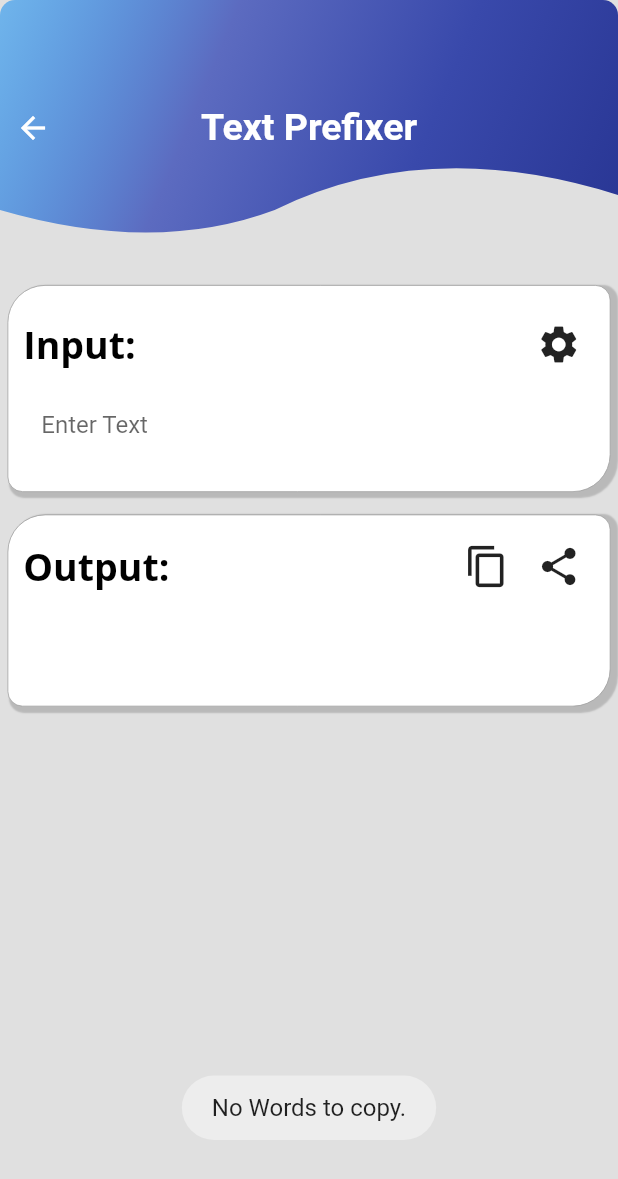
After one commit to DavidNael/Text-Wizard, a Flutter app: the TextSuffixerPage screen opened directly, after a tap on the "content copy" icon, on a phone screen of 412 x 824 dp. The commit adds this screen. Shown: the top 1179 px of the screen. Run offline on Flutter 3.47's test engine with Material 2 defaults, Android fonts, the phone set to English and light mode, and no system bars; our stand-ins replace bloc, flutter_bloc, fluttertoast, share_plus; missing offline and left inert: translator, word_generator.

Commit message:
Added New Page "Text Suffixer"

```diff
--- a/text_wizard/lib/Components/custom_classes.dart
+++ b/text_wizard/lib/Components/custom_classes.dart
@@ -729,6 +729,34 @@ class TextUtilities {
     }
     return result;
   }
+
+  String textSuffixer({
+    String text = "",
+    String suffix = "",
+    bool ignoreSpaces = false,
+    bool ignoreNewLines = false,
+  }) {
+    List<String> words = getWords(
+      text: text,
+      ignoreSpaces: ignoreSpaces,
+      getLines: ignoreNewLines,
+    );
+    String result = "";
+
+    for (int i = 0; i < words.length; i++) {
+      if (ignoreNewLines) {
+        if (ignoreSpaces) {
+          final newWord = words[i].replaceAll(RegExp(r'\s+'), ' ').trim();
+          result += "$newWord$suffix\n";
+        } else {
+          result += "${words[i]}$suffix\n";
+        }
+      } else {
+        result += "${words[i]}$suffix ";
+      }
+    }
+    return result;
+  }
 }
 
 class CustomDialogs {
--- a/text_wizard/lib/Cubit/Homepage/homepage_cubit.dart
+++ b/text_wizard/lib/Cubit/Homepage/homepage_cubit.dart
@@ -17,6 +17,7 @@ import 'package:tex_wiz/Views/space_replacer_page.dart';
 import 'package:tex_wiz/Views/text_replacer_page.dart';
 import 'package:tex_wiz/Views/text_sorter_page.dart';
 import 'package:tex_wiz/Views/text_splitter_page.dart';
+import 'package:tex_wiz/Views/text_suffixer_page.dart';
 import 'package:tex_wiz/Views/word_generator_page.dart';
 import 'package:tex_wiz/Views/word_translator_page.dart';
 import 'package:tex_wiz/Views/word_wrapper_page.dart';
@@ -132,7 +133,13 @@ class HomepageCubit extends Cubit<HomepageStates> {
     HomepageElement(
       pageName: "Text\nPrefixer",
       pageWidget: const TextPrefixerPage(),
-      pageIcon: Icons.emoji_emotions,
+      pageIcon: Icons.navigate_before,
+      pageColor: Colors.teal.shade800,
+    ),
+    HomepageElement(
+      pageName: "Text\nSuffixer",
+      pageWidget: const TextSuffixerPage(),
+      pageIcon: Icons.navigate_next,
       pageColor: Colors.teal.shade800,
     ),
     HomepageElement(
--- /dev/null
+++ b/text_wizard/lib/Cubit/TextSuffixer/text_suffixer_cubit.dart
@@ -0,0 +1,34 @@
+import 'package:flutter/material.dart';
+import 'package:flutter_bloc/flutter_bloc.dart';
+import 'package:tex_wiz/Components/custom_classes.dart';
+import 'package:tex_wiz/Cubit/TextSuffixer/text_suffixer_state.dart';
+
+class TextSuffixerCubit extends Cubit<TextSuffixerState> {
+  TextSuffixerCubit() : super(TextSuffixerInitialState());
+  static TextSuffixerCubit getCubit(context) => BlocProvider.of(context);
+  TextEditingController prefixTextController = TextEditingController();
+  TextEditingController inputTextController = TextEditingController();
+  TextEditingController outputTextController = TextEditingController();
+  Map<String, bool> options = {
+    'ignoreSpaces': false,
+    'ignoreNewLines': false,
+  };
+  void setOption({String option = "ignoreSpaces"}) {
+    options[option] = !options[option]!;
+    emit(TextSuffixerOptionChange());
+  }
+
+  String textSuffixer() {
+    if (prefixTextController.text.isEmpty || inputTextController.text.isEmpty) {
+      return inputTextController.text;
+    } else {
+      TextUtilities textUtilities = TextUtilities();
+      return textUtilities.textSuffixer(
+        suffix: prefixTextController.text,
+        text: inputTextController.text,
+        ignoreSpaces: options['ignoreSpaces']!,
+        ignoreNewLines: options['ignoreNewLines']!,
+      );
+    }
+  }
+}
--- /dev/null
+++ b/text_wizard/lib/Cubit/TextSuffixer/text_suffixer_state.dart
@@ -0,0 +1,9 @@
+abstract class TextSuffixerState {}
+
+class TextSuffixerInitialState extends TextSuffixerState {}
+
+class TextSuffixerOptionChange extends TextSuffixerState {}
+
+class TextSuffixerGeneratingText extends TextSuffixerState {}
+
+class TextSuffixerGeneratedText extends TextSuffixerState {}
--- /dev/null
+++ b/text_wizard/lib/Views/text_suffixer_page.dart
@@ -0,0 +1,316 @@
+import 'package:flutter/material.dart';
+import 'package:flutter_bloc/flutter_bloc.dart';
+import 'package:tex_wiz/Views/options_page.dart';
+
+import '../Components/custom_classes.dart';
+import '../Components/ui_widgets.dart';
+import '../Constants/colors.dart';
+import '../Cubit/TextSuffixer/text_suffixer_cubit.dart';
+import '../Cubit/TextSuffixer/text_suffixer_state.dart';
+
+class TextSuffixerPage extends StatelessWidget {
+  const TextSuffixerPage({super.key});
+
+  @override
+  Widget build(BuildContext context) {
+    final cubit = TextSuffixerCubit.getCubit(context);
+    final textUtilities = TextUtilities();
+    return BlocConsumer<TextSuffixerCubit, TextSuffixerState>(
+      listener: (context, state) {
+        if (state is TextSuffixerOptionChange) {
+          cubit.outputTextController.text = cubit.textSuffixer();
+        }
+      },
+      builder: (context, state) {
+        cubit.inputTextController.addListener(() {
+          cubit.outputTextController.text = cubit.textSuffixer();
+        });
+        cubit.prefixTextController.addListener(() {
+          cubit.outputTextController.text = cubit.textSuffixer();
+        });
+        return Scaffold(
+          backgroundColor: backgroundColor,
+          body: GestureDetector(
+            behavior: HitTestBehavior.opaque,
+            onTap: () {
+              FocusScope.of(context).unfocus();
+            },
+            child: CustomScrollView(
+              slivers: [
+                // 1 AppBar
+                customAppbar(context: context, title: "Text Prefixer"),
+
+                // 1 Body
+                SliverList(
+                  delegate: SliverChildListDelegate(
+                    [
+                      Padding(
+                        padding: const EdgeInsets.symmetric(
+                          horizontal: 5,
+                          vertical: 5,
+                        ),
+                        child: Column(
+                          children: [
+                            // 2 Input Text Container
+                            Container(
+                              margin: const EdgeInsets.symmetric(
+                                vertical: 15,
+                              ),
+                              decoration: customBoxDecoration(
+                                boxTopLeftBorderRadius: 25,
+                                boxBottomRightBorderRadius: 25,
+                                hasBorder: true,
+                                borderWidth: 0.5,
+                                borderColor: greyBorderColor,
+                                hasShadow: true,
+                                shadowAlphaColor: 150,
+                                shadowBlurRadius: 0.1,
+                                shadowOffset: const Offset(3, 2),
+                              ),
+                              padding: const EdgeInsets.symmetric(
+                                vertical: 15,
+                                horizontal: 10,
+                              ),
+                              child: Column(
+                                children: [
+                                  Row(
+                                    children: [
+                                      // 3 Container Label Text
+                                      Expanded(
+                                        child: customText(
+                                          text: "Input:",
+                                          isBold: true,
+                                          fontSize: 25,
+                                        ),
+                                      ),
+                                      // 3 Settings Button
+                                      Align(
+                                        alignment: Alignment.centerRight,
+                                        child: IconButton(
+                                          onPressed: () {
+                                            CustomNavigation navigate =
+                                                CustomNavigation();
+                                            navigate.navigateTo(
+                                              context: context,
+                                              destination: BlocBuilder<
+                                                  TextSuffixerCubit,
+                                                  TextSuffixerState>(
+                                                builder: (context, state) {
+                                                  return OptionsPage(
+                                                    pageOptions:
+                                                        // 1 Text Options Container
+                                                        Container(
+                                                      margin: const EdgeInsets
+                                                          .symmetric(
+                                                        vertical: 15,
+                                                      ),
+                                                      decoration:
+                                                          customBoxDecoration(
+                                                        boxTopLeftBorderRadius:
+                                                            25,
+                                                        boxBottomRightBorderRadius:
+                                                            25,
+                                                        hasBorder: true,
+                                                        borderWidth: 0.5,
+                                                        borderColor:
+                                                            greyBorderColor,
+                                                        hasShadow: true,
+                                                        shadowAlphaColor: 150,
+                                                        shadowBlurRadius: 0.1,
+                                                        shadowOffset:
+                                                            const Offset(3, 2),
+                                                      ),
+                                                      padding: const EdgeInsets
+                                                          .symmetric(
+                                                        vertical: 15,
+                                                        horizontal: 10,
+                                                      ),
+                                                      child: Column(
+                                                        children: [
+                                                          customTextFormField(
+                                                            label: "Suffix",
+                                                            hint:
+                                                                "example: End",
+                                                            controller: cubit
+                                                                .prefixTextController,
+                                                            verticalPadding: 10,
+                                                            boxTopLeftBorderRadius:
+                                                                15,
+                                                            boxBottomRightBorderRadius:
+                                                                15,
+                                                            borderWidth: 0.5,
+                                                            borderColor: Colors
+                                                                .black
+                                                                .withAlpha(150),
+                                                            borderFocusedWidth:
+                                                                0.5,
+                                                            focusBorderColor:
+                                                                Colors
+                                                                    .black
+                                                                    .withAlpha(
+                                                                        150),
+                                                            hasShadow: true,
+                                                            shadowAlphaColor:
+                                                                150,
+                                                            shadowBlurRadius:
+                                                                0.1,
+                                                          ),
+                                                          Row(
+                                                            mainAxisAlignment:
+                                                                MainAxisAlignment
+                                                                    .spaceEvenly,
+                                                            children: [
+                                                              customCheckbox(
+                                                                text:
+                                                                    "Ignore Spaces",
+                                                                isActive: cubit
+                                                                        .options[
+                                                                    "ignoreSpaces"]!,
+                                                                onTap: () {
+                                                                  cubit
+                                                                      .setOption(
+                                                                    option: cubit
+                                                                        .options
+                                                                        .keys
+                                                                        .elementAt(
+                                                                            0),
+                                                                  );
+                                                                },
+                                                              ),
+                                                              customCheckbox(
+                                                                  text:
+                                                                      "Ignore New Lines",
+                                                                  isActive: cubit
+                                                                          .options[
+                                                                      "ignoreNewLines"]!,
+                                                                  onTap: () {
+                                                                    cubit
+                                                                        .setOption(
+                                                                      option: cubit
+                                                                          .options
+                                                                          .keys
+                                                                          .elementAt(
+                                                                              1),
+                                                                    );
+                                                                  }),
+                                                            ],
+                                                          ),
+                                                        ],
+                                                      ),
+                                                    ),
+                                                  );
+                                                },
+                                              ),
+                                            );
+                                          },
+                                          icon: const Icon(
+                                            Icons.settings,
+                                            size: 30,
+                                          ),
+                                        ),
+                                      ),
+                                    ],
+                                  ),
+                                  // 1 Input Text Field
+                                  SizedBox(
+                                    width: double.infinity,
+                                    child: customTextFormField(
+                                      controller: cubit.inputTextController,
+                                      hint: "Enter Text",
+                                      alwaysShowHint: true,
+                                      maxLines: null,
+                                      keyboardType: TextInputType.multiline,
+                                    ),
+                                  ),
+                                ],
+                              ),
+                            ),
+
+                            // 3 Output Text Container
+                            Container(
+                              decoration: customBoxDecoration(
+                                boxTopLeftBorderRadius: 25,
+                                boxBottomRightBorderRadius: 25,
+                                hasBorder: true,
+                                borderWidth: 0.5,
+                                borderColor: greyBorderColor,
+                                hasShadow: true,
+                                shadowAlphaColor: 150,
+                                shadowBlurRadius: 0.1,
+                                shadowOffset: const Offset(3, 2),
+                              ),
+                              padding: const EdgeInsets.all(10),
+                              child: Column(
+                                children: [
+                                  // 2 Container Header Row
+                                  Row(
+                                    children: [
+                                      // 3 Results Text
+                                      Expanded(
+                                        child: customText(
+                                          text: "Output:",
+                                          isBold: true,
+                                          fontSize: 25,
+                                        ),
+                                      ),
+                                      // 3 Copy To Clipboard Button
+                                      Align(
+                                        alignment: Alignment.centerRight,
+                                        child: IconButton(
+                                          onPressed: () {
+                                            textUtilities.copyToClipboard(
+                                              text: cubit
+                                                  .outputTextController.text,
+                                            );
+                                          },
+                                          icon: const Icon(
+                                            Icons.copy,
+                                            size: 30,
+                                          ),
+                                        ),
+                                      ),
+                                      // 3 Share Button
+                                      Align(
+                                        alignment: Alignment.centerRight,
+                                        child: IconButton(
+                                          onPressed: () {
+                                            textUtilities.shareText(
+                                              text: cubit
+                                                  .outputTextController.text,
+                                            );
+                                          },
+                                          icon: const Icon(
+                                            Icons.share,
+                                            size: 30,
+                                          ),
+                                        ),
+                                      ),
+                                    ],
+                                  ),
+                                  // 2 Show Results List
+                                  SizedBox(
+                                    width: double.infinity,
+                                    child: customTextFormField(
+                                      isEnabled: false,
+                                      controller: cubit.outputTextController,
+                                      alwaysShowHint: true,
+                                      maxLines: null,
+                                    ),
+                                  ),
+                                ],
+                              ),
+                            ),
+                          ],
+                        ),
+                      ),
+                    ],
+                  ),
+                ),
+              ],
+            ),
+          ),
+        );
+      },
+    );
+  }
+}
--- a/text_wizard/lib/main.dart
+++ b/text_wizard/lib/main.dart
@@ -12,6 +12,7 @@ import 'package:tex_wiz/Cubit/TextRandomizer/text_randomizer_cubit.dart';
 import 'package:tex_wiz/Cubit/TextReplacer/text_replacer_cubit.dart';
 import 'package:tex_wiz/Cubit/TextSorter/text_sorter_cubit.dart';
 import 'package:tex_wiz/Cubit/TextSplitter/text_splitter_cubit.dart';
+import 'package:tex_wiz/Cubit/TextSuffixer/text_suffixer_cubit.dart';
 import 'package:tex_wiz/Cubit/UnicodeConverter/unicode_converter_cubit.dart';
 import 'package:tex_wiz/Cubit/WordTranslator/word_translator_cubit.dart';
 import 'package:tex_wiz/Cubit/WordWrapper/word_wrapper_cubit.dart';
@@ -97,6 +98,9 @@ class MyApp extends StatelessWidget {
           create: (context) => TextPrefixerCubit(),
         ),
         BlocProvider(
+          create: (context) => TextSuffixerCubit(),
+        ),
+        BlocProvider(
           create: (context) => TextReplacerCubit(),
         ),
         BlocProvider(
```
